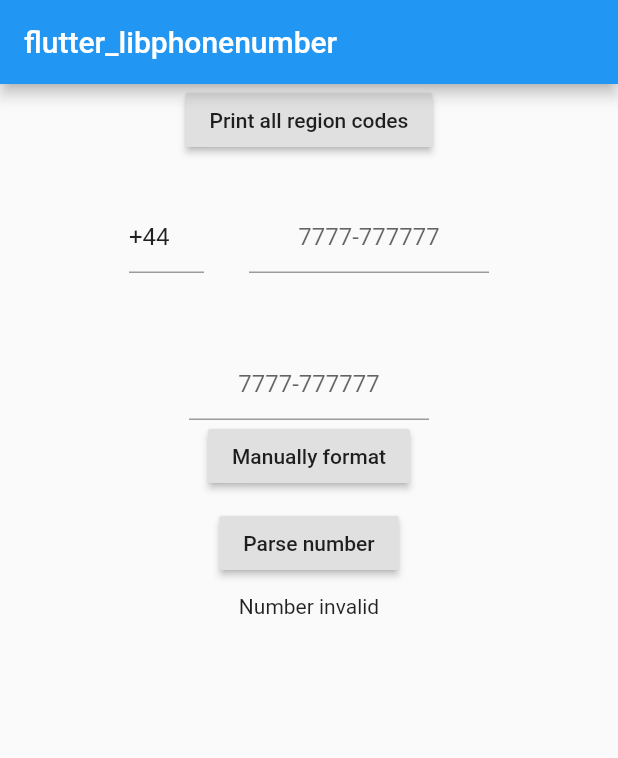
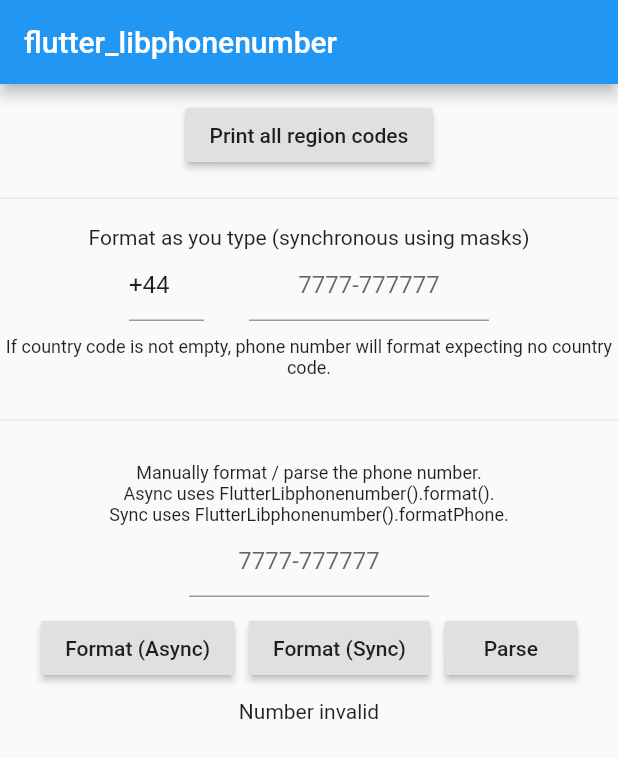
Before and after one commit to acoutts/flutter_libphonenumber, a Flutter app: the screen it shows after launch, after a tap on "Print all region codes", on a phone screen of 412 x 824 dp. Shown: the top 758 px of the screen. Run offline on Flutter 3.47's test engine with Material 2 defaults, Android fonts, the phone set to English and light mode, and no system bars.

````diff
--- a/example/lib/main.dart
+++ b/example/lib/main.dart
@@ -1,4 +1,5 @@
 import 'dart:convert';
+import 'dart:math';
 
 import 'package:flutter/material.dart';
 import 'package:flutter/services.dart';
@@ -24,8 +25,23 @@ class _MyAppState extends State<MyApp> {
   final manualFormatController = TextEditingController();
   String parsedData;
 
-  // final initFuture = FlutterLibphonenumber().init();
-  final initFuture = Future.delayed(Duration(milliseconds: 100), () {});
+  final initFuture = FlutterLibphonenumber().init();
+  // final initFuture = Future.delayed(Duration(milliseconds: 1500));
+
+  /// Will try to parse the country from the override country code field
+  String get overrideCountryCode {
+    final res = countryController.text.isNotEmpty
+        ? CountryManager()
+            .countries
+            .firstWhere(
+                (element) =>
+                    element.phoneCode ==
+                    countryController.text.replaceAll(RegExp(r'[^\d]+'), ''),
+                orElse: () => null)
+            ?.countryCode
+        : null;
+    return res;
+  }
 
   @override
   Widget build(BuildContext context) {
@@ -54,24 +70,36 @@ class _MyAppState extends State<MyApp> {
                   title: const Text('flutter_libphonenumber'),
                 ),
                 body: SingleChildScrollView(
+                  padding: EdgeInsets.only(
+                    bottom: max(
+                      0,
+                      24 - MediaQuery.of(context).padding.bottom,
+                    ),
+                  ),
                   child: Column(
                     children: [
+                      SizedBox(height: 10),
+
                       /// Get all region codes
                       RaisedButton(
                         child: Text('Print all region codes'),
                         onPressed: () async {
-                          await FlutterLibphonenumber().init();
+                          // await FlutterLibphonenumber().init();
 
                           final res = await FlutterLibphonenumber()
                               .getAllSupportedRegions();
-                          print(res);
+                          print(res['GB']);
                         },
                       ),
 
                       /// Spacer
-                      SizedBox(height: 30),
+                      SizedBox(height: 10),
+                      Divider(),
+                      SizedBox(height: 10),
 
                       /// Format as you type
+                      Text('Format as you type (synchronous using masks)'),
+
                       Row(
                         mainAxisAlignment: MainAxisAlignment.center,
                         children: [
@@ -106,20 +134,7 @@ class _MyAppState extends State<MyApp> {
                               ),
                               inputFormatters: [
                                 LibPhonenumberTextFormatter(
-                                  overrideSkipCountryCode:
-                                      countryController.text.isNotEmpty
-                                          ? CountryManager()
-                                              .countries
-                                              .firstWhere(
-                                                  (element) =>
-                                                      element.phoneCode ==
-                                                      countryController.text
-                                                          .replaceAll(
-                                                              RegExp(r'[^\d]+'),
-                                                              ''),
-                                                  orElse: () => null)
-                                              ?.countryCode
-                                          : null,
+                                  overrideSkipCountryCode: overrideCountryCode,
                                   onCountrySelected: (val) {
                                     print('Detected country: ${val?.name}');
                                   },
@@ -131,12 +146,30 @@ class _MyAppState extends State<MyApp> {
                       ),
 
                       /// Spacer
-                      SizedBox(height: 50),
+                      SizedBox(height: 10),
+
+                      Text(
+                        'If country code is not empty, phone number will format expecting no country code.',
+                        style: TextStyle(fontSize: 12),
+                        textAlign: TextAlign.center,
+                      ),
+
+                      /// Spacer
+                      SizedBox(height: 20),
+                      Divider(),
+                      SizedBox(height: 20),
+
+                      Text(
+                        'Manually format / parse the phone number.\nAsync uses FlutterLibphonenumber().format().\nSync uses FlutterLibphonenumber().formatPhone.',
+                        style: TextStyle(fontSize: 12),
+                        textAlign: TextAlign.center,
+                      ),
 
                       /// Manual Phone input
                       Container(
                         width: 160,
                         child: TextField(
+                          keyboardType: TextInputType.phone,
                           textAlign: TextAlign.center,
                           controller: manualFormatController,
                           decoration: InputDecoration(
@@ -145,9 +178,15 @@ class _MyAppState extends State<MyApp> {
                         ),
                       ),
 
+                      /// Spacer
+                      SizedBox(height: 10),
+
+                      Row(
+                        mainAxisAlignment: MainAxisAlignment.center,
+                        children: [
                           /// Manually format the phone input
                           RaisedButton(
-                        child: Text('Manually format'),
+                            child: Text('Format (Async)'),
                             onPressed: () async {
                               // Asynchronous formatting with native call into libphonenumber
                               final res = await FlutterLibphonenumber().format(
@@ -155,36 +194,55 @@ class _MyAppState extends State<MyApp> {
                                 'US',
                               );
                               print(res);
-                          setState(() =>
-                              manualFormatController.text = res['formatted']);
-
-                          /// Uncomment below to do the formatting synchronously with masking
-                          // setState(() => manualFormatController.text =
-                          //     FlutterLibphonenumber()
-                          //         .formatPhone(manualFormatController.text));
+                              setState(() => manualFormatController.text =
+                                  res['formatted']);
                             },
                           ),
 
                           /// Spacer
-                      SizedBox(height: 10),
+                          SizedBox(width: 10),
+
+                          RaisedButton(
+                            child: Text('Format (Sync)'),
+                            onPressed: () async {
+                              if (CountryManager().countries.isEmpty) {
+                                print(
+                                    'Warning: countries list is empty which means init hs not be run yet. Can\'t format synchronously until init has been executed.');
+                              }
+                              // Synchronous formatting with no native call into libphonenumber, just a dart call to mask the input
+                              setState(
+                                () => manualFormatController.text =
+                                    FlutterLibphonenumber().formatNumberSync(
+                                  manualFormatController.text,
+                                ),
+                              );
+                            },
+                          ),
+
+                          /// Spacer
+                          SizedBox(width: 10),
 
                           /// Manually format the phone input
                           RaisedButton(
-                        child: Text('Parse number'),
+                            child: Text('Parse'),
                             onPressed: () async {
                               try {
                                 final res = await FlutterLibphonenumber()
                                     .parse(manualFormatController.text);
 
                                 print(res);
-                            JsonEncoder encoder = JsonEncoder.withIndent('  ');
+                                JsonEncoder encoder =
+                                    JsonEncoder.withIndent('  ');
 
-                            setState(() => parsedData = encoder.convert(res));
+                                setState(
+                                    () => parsedData = encoder.convert(res));
                               } catch (e) {
                                 print(e);
                                 setState(() => parsedData = null);
                               }
                             },
+                          ),
+                        ],
                       ),
 
                       /// Spacer
--- a/lib/flutter_libphonenumber.dart
+++ b/lib/flutter_libphonenumber.dart
@@ -51,9 +51,9 @@ class FlutterLibphonenumber {
   ///   formatted: "1 (414) 444-4444",
   /// }
   /// ```
-  Future<Map<String, dynamic>> format(String phone, String region) {
-    return _channel.invokeMapMethod<String, dynamic>("format", {
-      "phone": phone,
+  Future<Map<String, String>> format(String phone, String region) {
+    return _channel.invokeMapMethod<String, String>("format", {
+      "phone": _ensureLeadingPlus(phone),
       "region": region,
     });
   }
@@ -74,7 +74,7 @@ class FlutterLibphonenumber {
   /// ```
   Future<Map<String, dynamic>> parse(String phone, {String region}) {
     return _channel.invokeMapMethod<String, dynamic>("parse", {
-      "phone": phone,
+      "phone": _ensureLeadingPlus(phone),
       "region": region,
     });
   }
@@ -123,3 +123,12 @@ class FormatPhoneResult {
   String formattedNumber;
   String e164;
 }
+
+/// Ensure phone number has a leading `+` in it
+String _ensureLeadingPlus(String phoneNumber) {
+  var fixedNum = phoneNumber;
+  if (fixedNum.isNotEmpty && fixedNum[0] != '+') {
+    fixedNum = '+$fixedNum';
+  }
+  return fixedNum;
+}
--- a/lib/src/country_data.dart
+++ b/lib/src/country_data.dart
@@ -1,16 +1,33 @@
-import 'dart:developer';
 import 'dart:io';
 
 import 'package:flutter_libphonenumber/flutter_libphonenumber.dart';
-import 'package:iso_countries/iso_countries.dart';
 
-class CountryWithPhoneCode extends Country {
+class CountryWithPhoneCode {
   CountryWithPhoneCode({
     this.phoneCode,
     this.phoneMask,
-    String name,
-    String countryCode,
-  }) : super(name: name, countryCode: countryCode);
+    this.name,
+    this.countryCode,
+  });
+
+  /// GB locale, useful for dummy values
+  const CountryWithPhoneCode.gb()
+      : phoneCode = '44',
+        phoneMask = '+00 0000 000000',
+        name = 'United Kingdom',
+        countryCode = 'GB';
+
+  /// US locale, useful for dummy values
+  const CountryWithPhoneCode.us()
+      : phoneCode = '1',
+        phoneMask = '+0 (000) 000-0000',
+        name = 'United States',
+        countryCode = 'US';
+
+  final String phoneCode;
+  final String phoneMask;
+  final String name;
+  final String countryCode;
 
   @override
   String toString() =>
@@ -32,27 +49,6 @@ class CountryWithPhoneCode extends Country {
     }
     return getCountryDataByPhone(phone, subscringLength: subscringLength - 1);
   }
-
-  /// GB locale, useful for dummy values
-  const CountryWithPhoneCode.gb()
-      : phoneCode = '44',
-        phoneMask = '+00 0000 000000',
-        super(
-          name: 'United Kingdom',
-          countryCode: 'GB',
-        );
-
-  /// US locale, useful for dummy values
-  const CountryWithPhoneCode.us()
-      : phoneCode = '1',
-        phoneMask = '+0 (000) 000-0000',
-        super(
-          name: 'United States',
-          countryCode: 'US',
-        );
-
-  final String phoneCode;
-  final String phoneMask;
 }
 
 /// Manages countries by code and name
@@ -71,15 +67,8 @@ class CountryManager {
     }
 
     try {
-      Map<String, dynamic> phoneCodesList;
-      List<Country> countriesList;
-
-      await Future.wait(<Future>[
-        FlutterLibphonenumber()
-            .getAllSupportedRegions()
-            .then((e) => phoneCodesList = e),
-        IsoCountries.iso_countries.then((e) => countriesList = e),
-      ]);
+      final phoneCodesList =
+          await FlutterLibphonenumber().getAllSupportedRegions();
 
       /// Get the device locale
       try {
@@ -89,36 +78,13 @@ class CountryManager {
         deviceLocaleCountryCode = 'GB';
       }
 
-      /// Create our countries list and use the phone lib library to
-      /// piece together the country phone code with it.
-      final phoneCodeMap = phoneCodesList
-          .map((key, value) => MapEntry(key.toUpperCase(), value));
-
-      final parsedCountriesList = countriesList
-          .map((country) {
-            // This is sometimes null which means there's no phone conde for that country
-            final phoneCodeEntry = Map<String, String>.from(
-                phoneCodeMap[country.countryCode] ?? {});
-
-            return CountryWithPhoneCode(
-              countryCode: country.countryCode.toUpperCase(),
-              name: country.name,
-              phoneCode: (phoneCodeEntry ?? {})['phoneCode'],
-              phoneMask: (phoneCodeEntry ?? {})['phoneMask'],
-            );
-          })
-          .where((f) => f.phoneCode != null) // Skip any null phone codes
-          .toList();
-
-      /// Now order it so the user's default locale country is on top
-      countries = [
-        parsedCountriesList.firstWhere(
-          (element) => element.countryCode == deviceLocaleCountryCode,
-          orElse: () => CountryWithPhoneCode.gb(),
-        ),
-        ...parsedCountriesList
-            .where((element) => element.countryCode != deviceLocaleCountryCode),
-      ];
+      phoneCodesList
+          .forEach((region, data) => countries.add(CountryWithPhoneCode(
+                countryCode: region,
+                name: data['countryName'],
+                phoneCode: data['phoneCode'],
+                phoneMask: data['phoneMask'],
+              )));
 
       initialized = true;
     } catch (err) {
````
Also changed, not shown: pubspec.yaml (+2 -5 lines), example/pubspec.lock, pubspec.lock, 6 other files. Lines whose indentation alone changed are shown as unchanged.
